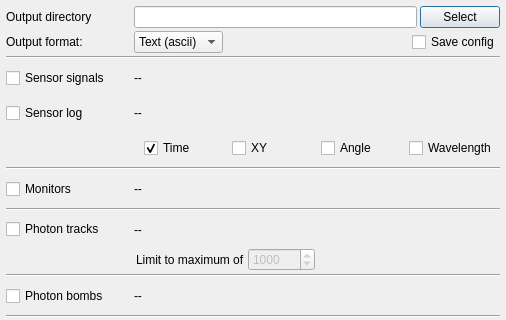
Qt form ants3bundle/src/ants3/gui/photsim/aphotonsimoutputdialog.ui (andrmor/ANTS3bundle) before a commit; both pictures show x 0 to 506 and y 0 to 320 of the 506 by 466 pixel window.
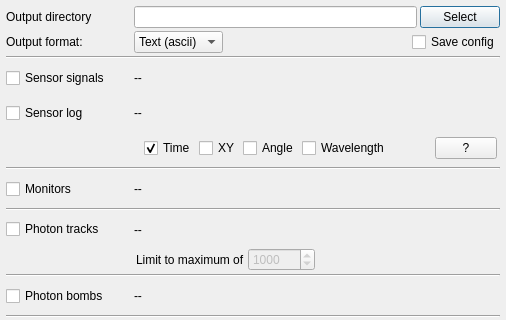
The same form after that commit.

Commit message: Sensor log is saved for all photons entering sensors. Add info in GUI

What changed in the file:
```diff
--- a/ants3bundle/src/ants3/gui/photsim/aphotonsimoutputdialog.ui
+++ b/ants3bundle/src/ants3/gui/photsim/aphotonsimoutputdialog.ui
@@ -281,6 +281,44 @@
           </property>
          </widget>
         </item>
+        <item>
+         <spacer name="horizontalSpacer_11">
+          <property name="orientation">
+           <enum>Qt::Orientation::Horizontal</enum>
+          </property>
+          <property name="sizeHint" stdset="0">
+           <size>
+            <width>60</width>
+            <height>20</height>
+           </size>
+          </property>
+         </spacer>
+        </item>
+        <item>
+         <widget class="QPushButton" name="pbSensorLogHelp">
+          <property name="sizePolicy">
+           <sizepolicy hsizetype="Minimum" vsizetype="Fixed">
+            <horstretch>0</horstretch>
+            <verstretch>0</verstretch>
+           </sizepolicy>
+          </property>
+          <property name="minimumSize">
+           <size>
+            <width>10</width>
+            <height>0</height>
+           </size>
+          </property>
+          <property name="maximumSize">
+           <size>
+            <width>16777215</width>
+            <height>16777215</height>
+           </size>
+          </property>
+          <property name="text">
+           <string>?</string>
+          </property>
+         </widget>
+        </item>
        </layout>
       </widget>
      </item>
```
The commit also changes 3 other files.
